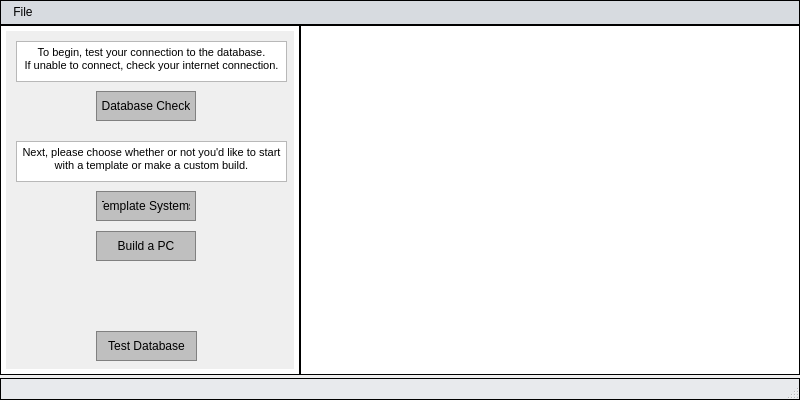
ameigen/cpr_proj, file mainwindow.ui: the form before one commit.
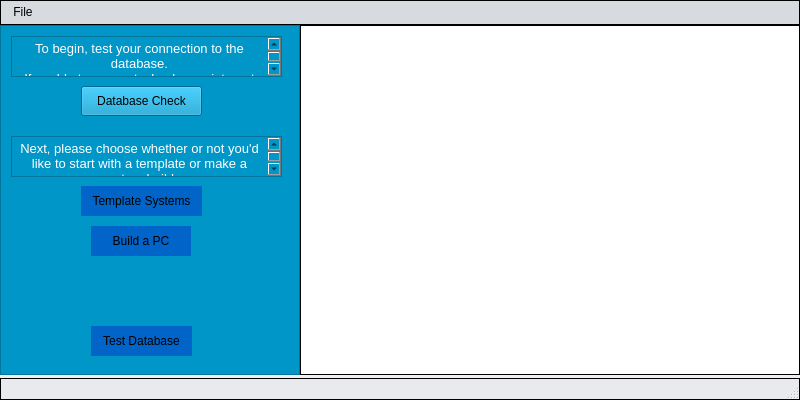
The form after the commit. Icons and pictures are not drawn.

```diff
--- a/mainwindow.ui
+++ b/mainwindow.ui
@@ -13,7 +13,13 @@
   <property name="windowTitle">
    <string>MainWindow</string>
   </property>
+  <property name="styleSheet">
+   <string notr="true">background-color: rgb(0, 0, )</string>
+  </property>
   <widget class="QWidget" name="centralwidget">
+   <property name="styleSheet">
+    <string notr="true"/>
+   </property>
    <widget class="QScrollArea" name="choiceDisplay">
     <property name="geometry">
      <rect>
@@ -24,11 +30,7 @@
      </rect>
     </property>
     <property name="styleSheet">
-     <string notr="true">QScrollArea {
-	background-color: #ffffff;
-	border: 1px solid black;
-	padding: 5px;
-}</string>
+     <string notr="true">background-color: rgb(0, 150, 200)</string>
     </property>
     <property name="widgetResizable">
      <bool>true</bool>
@@ -38,23 +40,23 @@
       <rect>
        <x>0</x>
        <y>0</y>
-       <width>288</width>
-       <height>338</height>
+       <width>298</width>
+       <height>348</height>
       </rect>
      </property>
      <widget class="QPushButton" name="templateBut">
       <property name="geometry">
        <rect>
-        <x>90</x>
+        <x>80</x>
         <y>160</y>
-        <width>100</width>
+        <width>121</width>
         <height>30</height>
        </rect>
       </property>
       <property name="styleSheet">
        <string notr="true">QPushButton {
-	background-color: #bfbfbf;
-	border: 1px solid gray;
+	background-color:  rgb(0, 100, 200);
+	border: 1px blue;
 	padding: 5px;
 }
 
@@ -79,8 +81,8 @@
       </property>
       <property name="styleSheet">
        <string notr="true">QPushButton {
-	background-color: #bfbfbf;
-	border: 1px solid gray;
+	background-color: rgb(0, 100, 200);
+	border: 1px blue;
 	padding: 5px;
 }
 
@@ -97,16 +99,16 @@
      <widget class="QPushButton" name="dataBaseCheck">
       <property name="geometry">
        <rect>
-        <x>90</x>
+        <x>80</x>
         <y>60</y>
-        <width>100</width>
+        <width>121</width>
         <height>30</height>
        </rect>
       </property>
       <property name="styleSheet">
        <string notr="true">QPushButton {
-	background-color: #bfbfbf;
-	border: 1px solid gray;
+	background-color: \rgb(0, 100, 200);
+	border: 1px blue;
 	padding: 5px;
 }
 
@@ -134,8 +136,8 @@
       </property>
       <property name="styleSheet">
        <string notr="true">QPushButton {
-	background-color: #bfbfbf;
-	border: 1px solid gray;
+	background-color: rgb(0, 100, 200);
+	border: 1px blue;
 	padding: 5px;
 }
 
@@ -163,13 +165,16 @@
         <family>MS Shell Dlg 2</family>
        </font>
       </property>
+      <property name="styleSheet">
+       <string notr="true"/>
+      </property>
       <property name="html">
        <string>&lt;!DOCTYPE HTML PUBLIC &quot;-//W3C//DTD HTML 4.0//EN&quot; &quot;http://www.w3.org/TR/REC-html40/strict.dtd&quot;&gt;
 &lt;html&gt;&lt;head&gt;&lt;meta name=&quot;qrichtext&quot; content=&quot;1&quot; /&gt;&lt;style type=&quot;text/css&quot;&gt;
 p, li { white-space: pre-wrap; }
-&lt;/style&gt;&lt;/head&gt;&lt;body style=&quot; font-family:'MS Shell Dlg 2'; font-size:8.25pt; font-weight:400; font-style:normal;&quot;&gt;
-&lt;p align=&quot;center&quot; style=&quot; margin-top:0px; margin-bottom:0px; margin-left:0px; margin-right:0px; -qt-block-indent:0; text-indent:0px;&quot;&gt;To begin, test your connection to the database.&lt;/p&gt;
-&lt;p align=&quot;center&quot; style=&quot; margin-top:0px; margin-bottom:0px; margin-left:0px; margin-right:0px; -qt-block-indent:0; text-indent:0px;&quot;&gt;If unable to connect, check your internet connection.&lt;/p&gt;&lt;/body&gt;&lt;/html&gt;</string>
+&lt;/style&gt;&lt;/head&gt;&lt;body style=&quot; font-family:'MS Shell Dlg 2'; font-size:13pt; font-weight:400; font-style:normal;&quot;&gt;
+&lt;p align=&quot;center&quot; style=&quot; margin-top:0px; margin-bottom:0px; margin-left:0px; margin-right:0px; -qt-block-indent:0; text-indent:0px;&quot;&gt;&lt;span style=&quot; font-size:10pt; color:#ffffff;&quot;&gt;To begin, test your connection to the database.&lt;/span&gt;&lt;/p&gt;
+&lt;p align=&quot;center&quot; style=&quot; margin-top:0px; margin-bottom:0px; margin-left:0px; margin-right:0px; -qt-block-indent:0; text-indent:0px;&quot;&gt;&lt;span style=&quot; font-size:10pt; color:#ffffff;&quot;&gt;If unable to connect, check your internet connection.&lt;/span&gt;&lt;/p&gt;&lt;/body&gt;&lt;/html&gt;</string>
       </property>
      </widget>
      <widget class="QTextBrowser" name="textBrowser_2">
@@ -185,8 +190,8 @@
        <string>&lt;!DOCTYPE HTML PUBLIC &quot;-//W3C//DTD HTML 4.0//EN&quot; &quot;http://www.w3.org/TR/REC-html40/strict.dtd&quot;&gt;
 &lt;html&gt;&lt;head&gt;&lt;meta name=&quot;qrichtext&quot; content=&quot;1&quot; /&gt;&lt;style type=&quot;text/css&quot;&gt;
 p, li { white-space: pre-wrap; }
-&lt;/style&gt;&lt;/head&gt;&lt;body style=&quot; font-family:'MS Shell Dlg 2'; font-size:8.25pt; font-weight:400; font-style:normal;&quot;&gt;
-&lt;p align=&quot;center&quot; style=&quot; margin-top:0px; margin-bottom:0px; margin-left:0px; margin-right:0px; -qt-block-indent:0; text-indent:0px;&quot;&gt;Next, please choose whether or not you'd like to start with a template or make a custom build.&lt;/p&gt;&lt;/body&gt;&lt;/html&gt;</string>
+&lt;/style&gt;&lt;/head&gt;&lt;body style=&quot; font-family:'.SF NS Text'; font-size:13pt; font-weight:400; font-style:normal;&quot;&gt;
+&lt;p align=&quot;center&quot; style=&quot; margin-top:0px; margin-bottom:0px; margin-left:0px; margin-right:0px; -qt-block-indent:0; text-indent:0px;&quot;&gt;&lt;span style=&quot; font-family:'MS Shell Dlg 2'; font-size:10pt; color:#ffffff;&quot;&gt;Next, please choose whether or not you'd like to start with a template or make a custom build.&lt;/span&gt;&lt;/p&gt;&lt;/body&gt;&lt;/html&gt;</string>
       </property>
      </widget>
     </widget>
```
Left out of the diff: 13 changed lines with no effect on the pictures.
